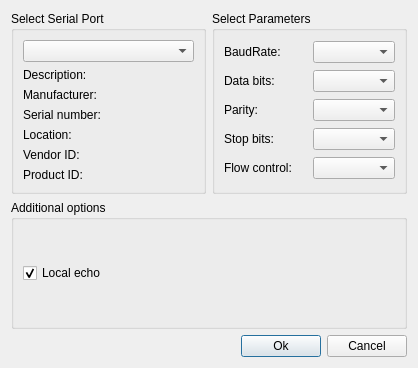
Qt form kconsole/ui/settingsDialog.ui (erinn/kconsole) before a commit.
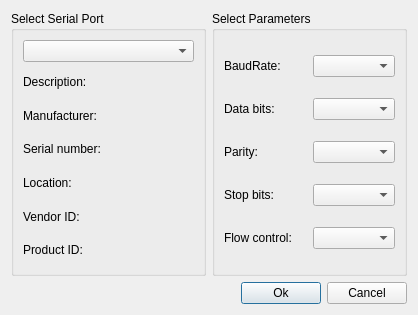
The same form after that commit.

Commit message: Get some info displayed.

What changed in the file:
```diff
--- a/kconsole/ui/settingsDialog.ui
+++ b/kconsole/ui/settingsDialog.ui
@@ -7,7 +7,7 @@
     <x>0</x>
     <y>0</y>
     <width>418</width>
-    <height>368</height>
+    <height>315</height>
    </rect>
   </property>
   <property name="windowTitle">
@@ -127,7 +127,7 @@
      </layout>
     </widget>
    </item>
-   <item row="2" column="0" colspan="2">
+   <item row="1" column="0" colspan="2">
     <layout class="QHBoxLayout" name="horizontalLayout">
      <item>
       <spacer name="horizontalSpacer">
@@ -158,25 +158,6 @@
      </item>
     </layout>
    </item>
-   <item row="1" column="0" colspan="2">
-    <widget class="QGroupBox" name="additionalOptionsGroupBox">
-     <property name="title">
-      <string>Additional options</string>
-     </property>
-     <layout class="QVBoxLayout" name="verticalLayout">
-      <item>
-       <widget class="QCheckBox" name="localEchoCheckBox">
-        <property name="text">
-         <string>Local echo</string>
-        </property>
-        <property name="checked">
-         <bool>true</bool>
-        </property>
-       </widget>
-      </item>
-     </layout>
-    </widget>
-   </item>
   </layout>
  </widget>
  <resources/>
```
The commit also changes 2 other files.
